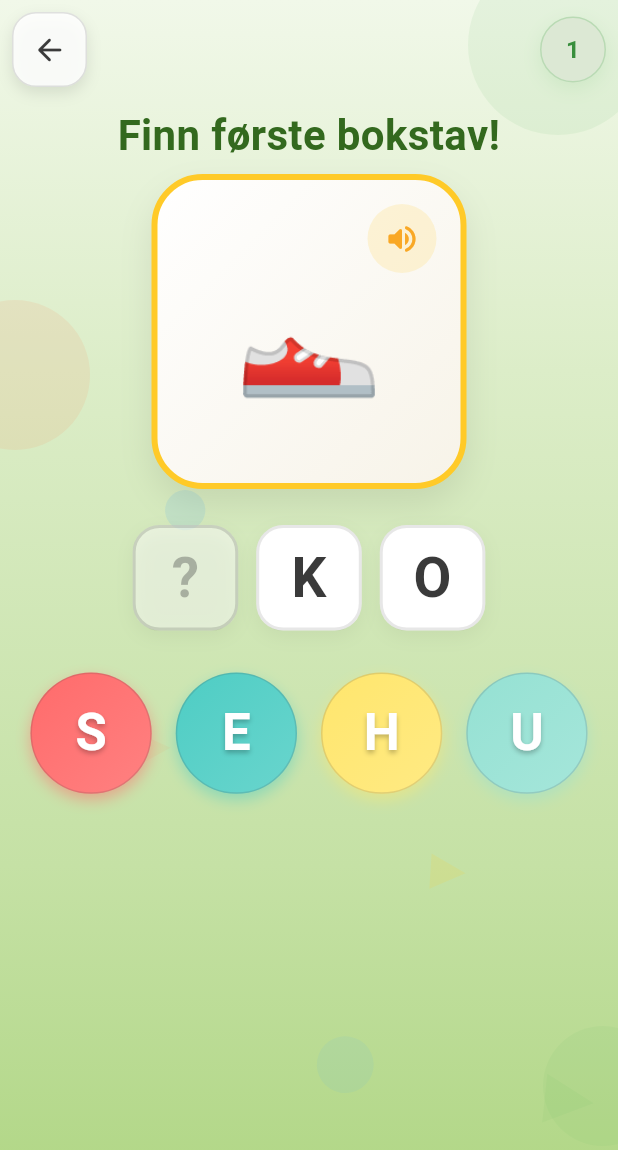
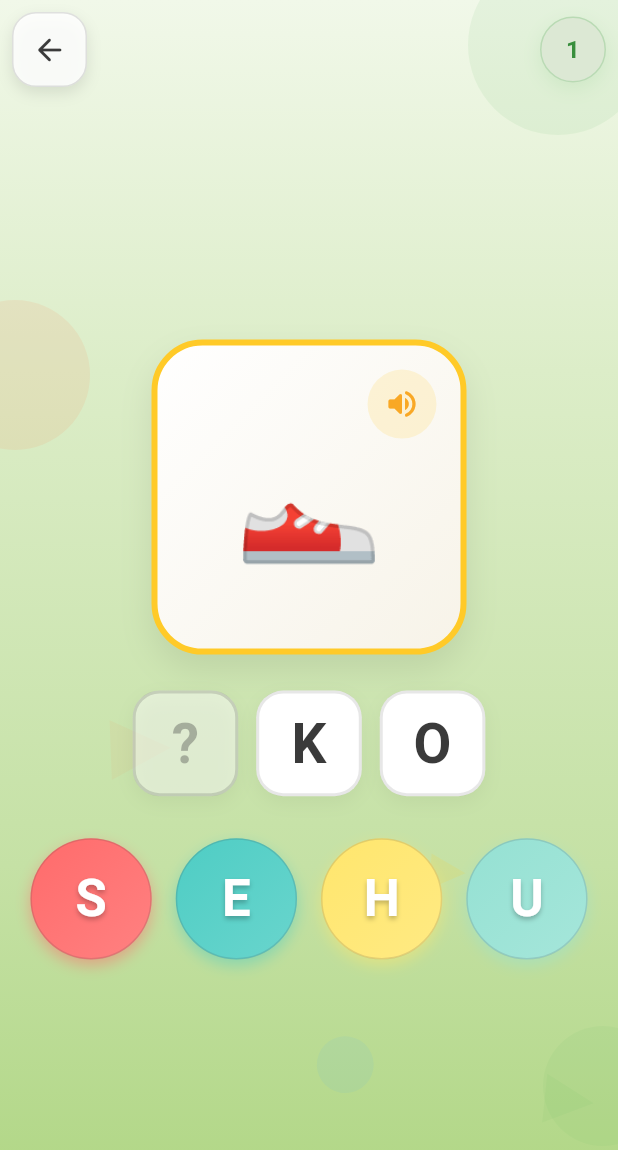
Before and after one commit to ctm001/abc, a Flutter app: the AlphabeticPrincipleScreen screen opened by its route, on a phone screen of 412 x 824 dp. Shown: the top 1150 px of the screen. Run offline on Flutter 3.47's test engine with Material 3 defaults, Android fonts, the phone set to English and light mode, and no system bars; our stand-ins replace audioplayers, confetti, go_router, google_fonts, shared_preferences; accounts and stored records are empty.

Commit message:
Simplify word building header layout

```diff
--- a/lib/features/alphabetic_principle/presentation/alphabetic_principle_screen.dart
+++ b/lib/features/alphabetic_principle/presentation/alphabetic_principle_screen.dart
@@ -243,7 +243,6 @@ class _AlphabeticPrincipleScreenState extends State<AlphabeticPrincipleScreen>
             _Header(
               currentLevel: _game.level,
               highestLevel: _game.highestLevel,
-              titleText: _game.titleText,
               onLevelChanged: _game.playLevel,
               onBack: () {
                 if (context.canPop()) {
@@ -269,10 +268,6 @@ class _AlphabeticPrincipleScreenState extends State<AlphabeticPrincipleScreen>
                       availableContentHeight - _layoutSafetyMargin,
                     ),
                     slotCount: _game.slots.length,
-                    totalChoices: _game.isBuildWordLevel
-                        ? _game.currentWord.letters.length
-                        : 4,
-                    isBuildWordLevel: _game.isBuildWordLevel,
                   );
                   final content = ConstrainedBox(
                     constraints: const BoxConstraints(
@@ -286,7 +281,7 @@ class _AlphabeticPrincipleScreenState extends State<AlphabeticPrincipleScreen>
                     return Padding(
                       padding: contentPadding,
                       child: Align(
-                        alignment: Alignment.topCenter,
+                        alignment: Alignment.center,
                         child: content,
                       ),
                     );
@@ -358,12 +353,15 @@ class _AlphabeticPrincipleScreenState extends State<AlphabeticPrincipleScreen>
           spacing: layout.slotSpacing,
         ),
         SizedBox(height: layout.slotsToChoicesGap),
-        _ChoiceBank(
+        SizedBox(
+          height: layout.choiceAreaHeight,
+          child: _ChoiceBank(
             choices: _game.choices,
             wrongChoiceId: _game.wrongChoiceId,
             onChoiceTapped: _onChoiceTapped,
             choiceSize: layout.choiceSize,
             spacing: layout.choiceSpacing,
+          ),
         ),
       ],
     );
@@ -381,9 +379,8 @@ class _AlphabeticPrincipleScreenState extends State<AlphabeticPrincipleScreen>
     required double availableWidth,
     required double availableHeight,
     required int slotCount,
-    required int totalChoices,
-    required bool isBuildWordLevel,
   }) {
+    const referenceChoices = 4;
     final widthBasedCardSize = math
         .min(availableWidth * 0.55, 290)
         .clamp(210.0, 290.0);
@@ -393,17 +390,13 @@ class _AlphabeticPrincipleScreenState extends State<AlphabeticPrincipleScreen>
 
     _ContentLayoutMetrics metricsForScale(double scale) {
       final cardSize = (widthBasedCardSize * scale).clamp(180.0, 290.0);
-      final slotSize = (widthBasedSlotSize * scale).clamp(
-        isBuildWordLevel ? 42.0 : 52.0,
-        82.0,
-      );
+      final slotSize = (widthBasedSlotSize * scale).clamp(52.0, 82.0);
       final slotSpacing = (12.0 * scale).clamp(8.0, 12.0);
       final cardToSlotsGap = lerpDouble(16.0, 24.0, scale)!;
       final slotsToChoicesGap = lerpDouble(18.0, 28.0, scale)!;
       final choiceLayout = _choiceLayoutMetrics(
         availableWidth: availableWidth,
-        totalChoices: totalChoices,
-        isBuildWordLevel: isBuildWordLevel,
+        totalChoices: referenceChoices,
         scale: scale,
       );
       final slotsHeight = _wrapHeight(
@@ -421,6 +414,7 @@ class _AlphabeticPrincipleScreenState extends State<AlphabeticPrincipleScreen>
         slotsToChoicesGap: slotsToChoicesGap,
         choiceSize: choiceLayout.size,
         choiceSpacing: choiceLayout.spacing,
+        choiceAreaHeight: choiceLayout.height,
         contentHeight:
             cardSize +
             cardToSlotsGap +
@@ -452,25 +446,13 @@ class _AlphabeticPrincipleScreenState extends State<AlphabeticPrincipleScreen>
   _ChoiceLayoutMetrics _choiceLayoutMetrics({
     required double availableWidth,
     required int totalChoices,
-    required bool isBuildWordLevel,
     double scale = 1,
   }) {
-    final spacing = ((isBuildWordLevel ? 10.0 : 16.0) * scale).clamp(
-      8.0,
-      isBuildWordLevel ? 10.0 : 16.0,
-    );
+    final spacing = (16.0 * scale).clamp(8.0, 16.0);
     final maxChoiceSize = (92.0 * scale).clamp(52.0, 92.0);
-    final minChoiceSize = ((isBuildWordLevel ? 42.0 : 70.0) * scale).clamp(
-      38.0,
-      isBuildWordLevel ? 42.0 : 70.0,
-    );
+    final minChoiceSize = (70.0 * scale).clamp(38.0, 70.0);
     final contentWidth = math.max(0.0, availableWidth);
-    final singleRowSize =
-        (contentWidth - (spacing * (totalChoices - 1))) / totalChoices;
-    final choiceSize =
-        (isBuildWordLevel
-                ? singleRowSize
-                : math.min(contentWidth / 4.7, maxChoiceSize))
+    final choiceSize = math.min(contentWidth / 4.7, maxChoiceSize)
         .clamp(minChoiceSize, maxChoiceSize)
         .toDouble();
     final columns = math.max(
@@ -521,6 +503,7 @@ class _ContentLayoutMetrics {
     required this.slotsToChoicesGap,
     required this.choiceSize,
     required this.choiceSpacing,
+    required this.choiceAreaHeight,
     required this.contentHeight,
   });
 
@@ -531,6 +514,7 @@ class _ContentLayoutMetrics {
   final double slotsToChoicesGap;
   final double choiceSize;
   final double choiceSpacing;
+  final double choiceAreaHeight;
   final double contentHeight;
 }
 
@@ -538,14 +522,12 @@ class _Header extends StatelessWidget {
   const _Header({
     required this.currentLevel,
     required this.highestLevel,
-    required this.titleText,
     required this.onLevelChanged,
     required this.onBack,
   });
 
   final int currentLevel;
   final int highestLevel;
-  final String titleText;
   final ValueChanged<int> onLevelChanged;
   final VoidCallback onBack;
 
@@ -570,21 +552,6 @@ class _Header extends StatelessWidget {
                   },
                 ),
               ],
-            ),
-          ),
-          const SizedBox(height: 16),
-          Padding(
-            padding: const EdgeInsets.symmetric(horizontal: 52),
-            child: Text(
-              titleText,
-              textAlign: TextAlign.center,
-              maxLines: 2,
-              style: GoogleFonts.aBeeZee(
-                fontSize: 28,
-                height: 1.2,
-                fontWeight: FontWeight.w700,
-                color: AppColors.textOlive,
-              ),
             ),
           ),
         ],
```
Also changed, not shown: 1 other file. Lines whose indentation alone changed are shown as unchanged.
